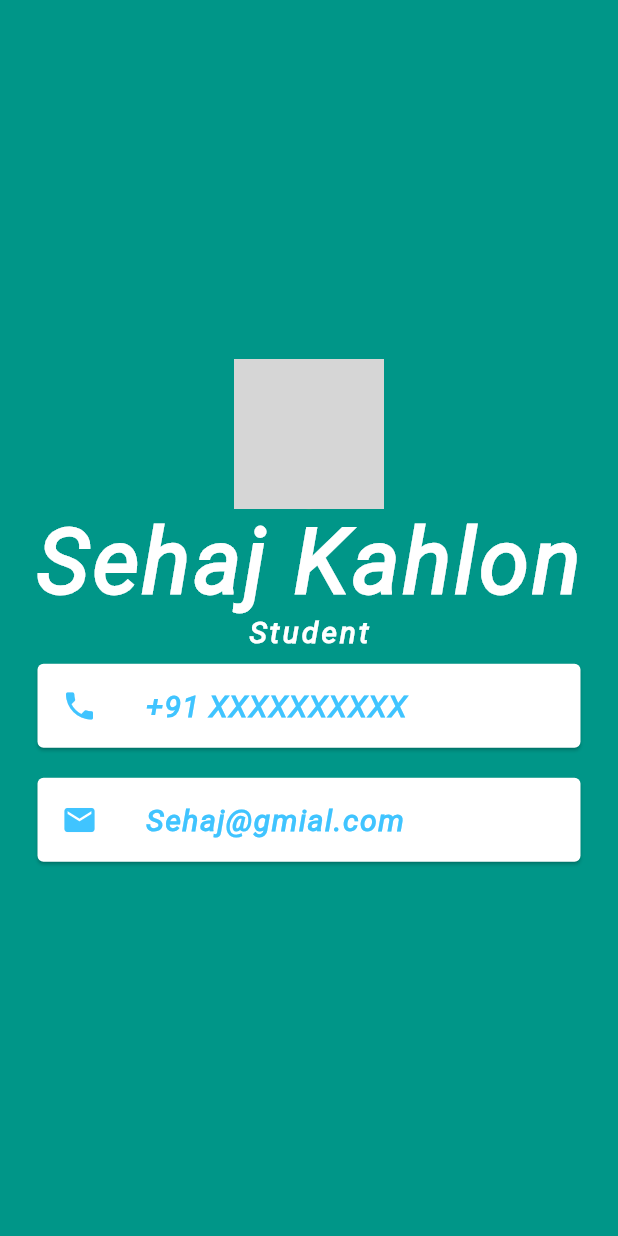
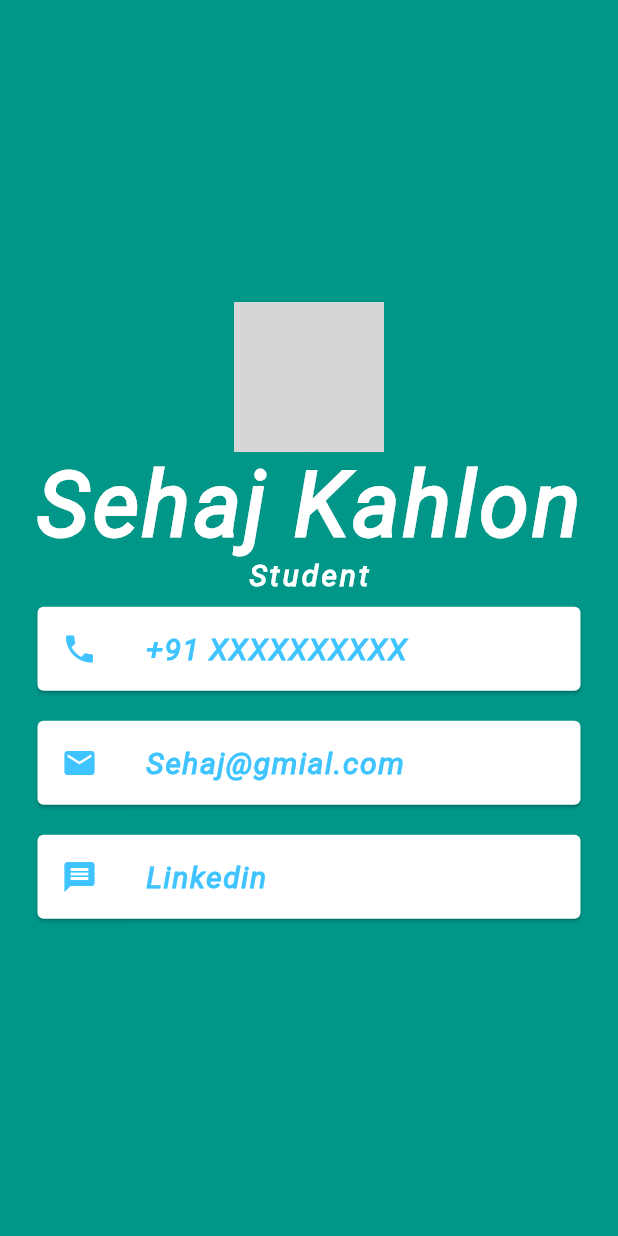
Before and after one commit to Sehaj-kahlon/Intro-App, a Flutter app: the screen it shows after launch, on a phone screen of 412 x 824 dp. Run offline on Flutter 3.47's test engine with Material 2 defaults, Android fonts, the phone set to English and light mode, and no system bars; Roboto replaces fonts that are missing (Roboto-Italic); grey boxes are pictures that could not be loaded.

Commit message:
more socials added

```diff
--- a/lib/main.dart
+++ b/lib/main.dart
@@ -76,6 +76,23 @@ class MyApp extends StatelessWidget {
                       )),
                 ),
               ),
+              Card(
+                color: Colors.white,
+                margin: EdgeInsets.symmetric(
+                  horizontal: 25.0,
+                  vertical: 10.0,
+                ),
+                child: ListTile(
+                  leading: Icon(Icons.message, color: Colors.lightBlueAccent),
+                  title: Text('Linkedin',
+                      style: TextStyle(
+                        color: Colors.lightBlueAccent,
+                        fontWeight: FontWeight.bold,
+                        letterSpacing: 1.0,
+                        fontSize: 20.0,
+                      )),
+                ),
+              ),
             ],
           ),
         ),
```
